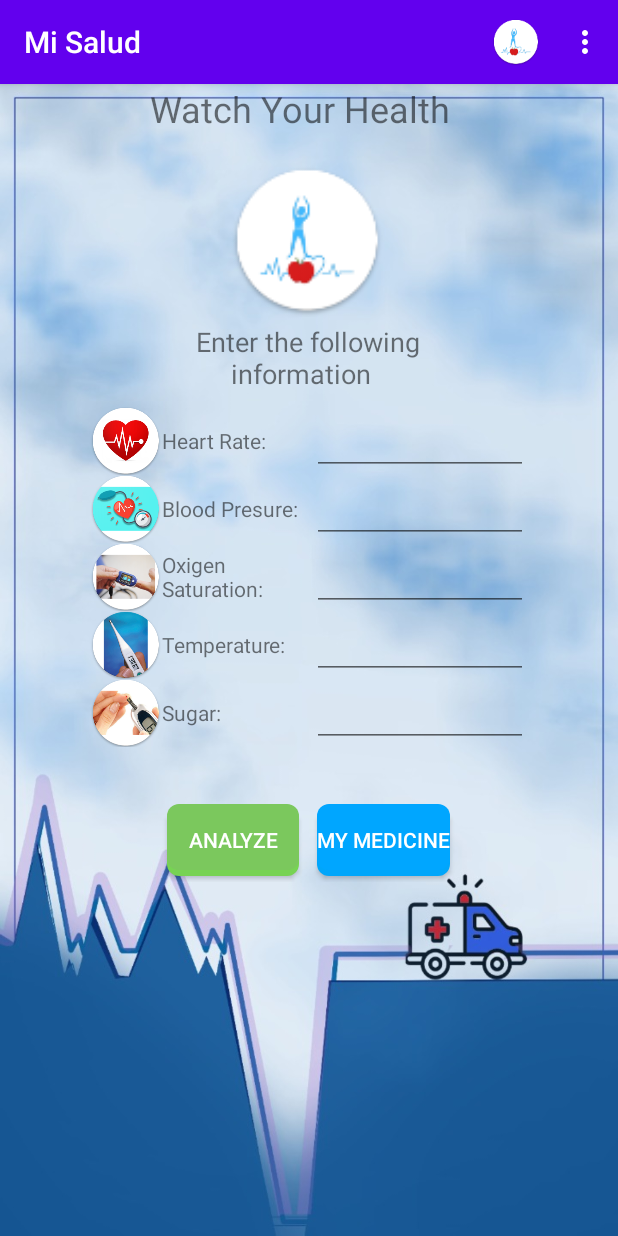
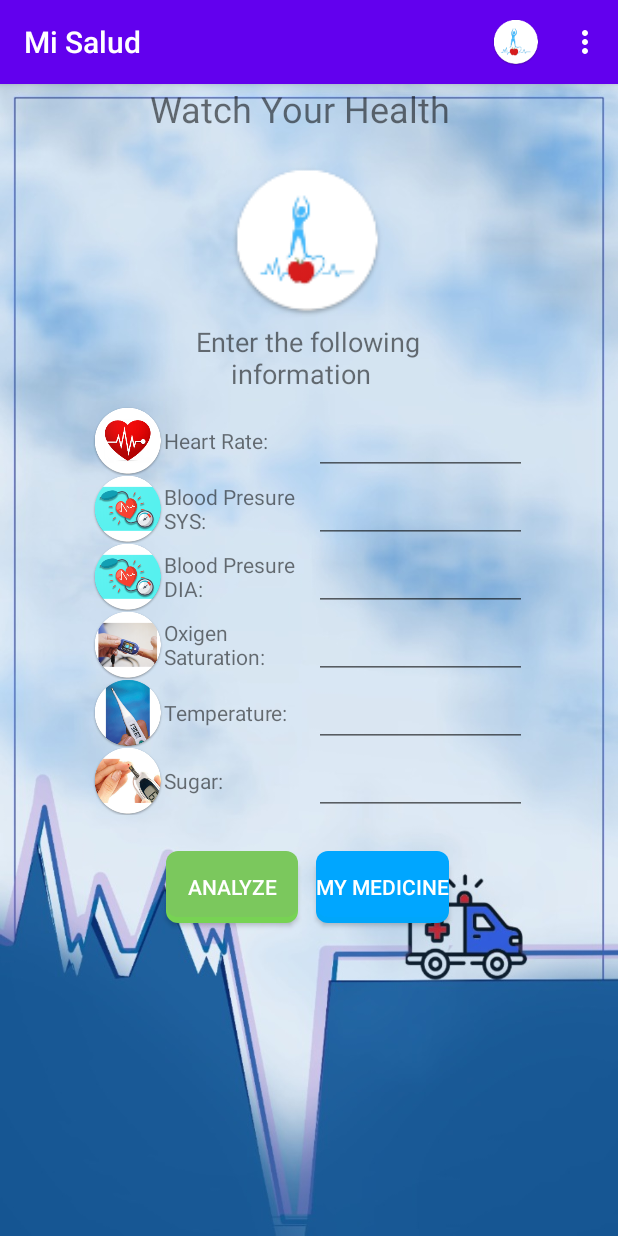
Before and after one commit to ISCOUTB/misalud, an Android app: the MainActivity screen opened directly, with no data from a screen before it, on a phone screen of 412 x 824 dp. Run offline under Robolectric (Android 15) with nearby library versions, the phone set to English and light mode, and no system bars; our stand-ins replace Firebase (no records; nobody signed in at launch, a user with empty details on screens opened directly).

Commit message:
25-05-2020
Mejoras en los resultas
Preguntas para hacer mas preciso los resultados

```diff
--- a/app/build.gradle
+++ b/app/build.gradle
@@ -30,6 +30,7 @@ dependencies {
     implementation 'com.google.firebase:firebase-database:19.2.1'
     implementation 'com.google.firebase:firebase-auth:19.3.0'
     implementation 'androidx.appcompat:appcompat:1.0.2'
+    implementation 'com.google.code.gson:gson:2.7'
     implementation 'androidx.constraintlayout:constraintlayout:1.1.3'
     implementation 'com.google.android.material:material:1.0.0'
     implementation 'androidx.annotation:annotation:1.1.0'
--- a/app/src/main/AndroidManifest.xml
+++ b/app/src/main/AndroidManifest.xml
@@ -27,6 +27,7 @@
         <activity android:name=".Alarm" />
         <activity android:name=".MainActivity" />
         <activity android:name=".Login">
+
             <intent-filter>
                 <action android:name="android.intent.action.MAIN" />
 
--- a/app/src/main/java/com/prospect/health/MainActivity.java
+++ b/app/src/main/java/com/prospect/health/MainActivity.java
@@ -3,6 +3,8 @@ package com.prospect.health;
 import androidx.annotation.NonNull;
 import androidx.appcompat.app.AppCompatActivity;
 
+import android.app.AlertDialog;
+import android.content.DialogInterface;
 import android.content.Intent;
 import android.graphics.Color;
 import android.os.Bundle;
@@ -31,16 +33,20 @@ import com.google.firebase.auth.FirebaseAuth;
 import com.google.firebase.database.DatabaseReference;
 import com.google.firebase.database.FirebaseDatabase;
 
+import java.util.ArrayList;
+import java.util.Arrays;
 import java.util.Calendar;
 import java.util.Date;
 import java.util.GregorianCalendar;
 import java.util.HashMap;
+import java.util.List;
 import java.util.Map;
 
 public class MainActivity extends AppCompatActivity implements GoogleApiClient.OnConnectionFailedListener {
 
     private EditText mEditTextRate;
     private EditText mEditTextPresure;
+    private EditText mEditTextPresure1;
     private EditText mEditTextSaturation;
     private EditText mEditTextTemperature;
     private EditText mEditTextSugar;
@@ -53,12 +59,21 @@ public class MainActivity extends AppCompatActivity implements GoogleApiClient.O
     //Variables
     public static String rate="";
     public static String presure="";
+    public static String presure1="";
     public static String saturation="";
     public static String temperature="";
     public static String sugar="";
     private GoogleApiClient googleApiClient;
     public static String date1;
-    public static String dato="00";
+    public static String dato=null;
+
+
+    boolean cancel = false;
+    List<String> ask = new ArrayList<String>(Arrays.asList("¿Ha hecho ejercicio los ultimos 10 minutos?",
+            "¿Sufre de alguna enfermedad cardiaca o de azucar?","¿Se desperto hace 10 minutos?",
+            "¿Ha desayunado?", "¿ha comido hace dos horas o mas?"));
+    public static List<Integer> askint = new ArrayList<>();
+    int i=0;
 
     @Override
     protected void onCreate(Bundle savedInstanceState) {
@@ -81,6 +96,7 @@ public class MainActivity extends AppCompatActivity implements GoogleApiClient.O
 
         mEditTextRate = (EditText) findViewById(R.id.editRate);
         mEditTextPresure = (EditText) findViewById(R.id.editPressure);
+        mEditTextPresure1 = (EditText) findViewById(R.id.editPressure1);
         mEditTextSaturation = (EditText) findViewById(R.id.editSaturation);
         mEditTextTemperature = (EditText) findViewById(R.id.editTemperature);
         mEditTextSugar = (EditText) findViewById(R.id.editSugar);
@@ -88,35 +104,66 @@ public class MainActivity extends AppCompatActivity implements GoogleApiClient.O
 
         database = FirebaseDatabase.getInstance();
         mDatabase = database.getReference("Usuario/"+id+"/datosVitales/"+date1);
-
+        boolean tem=false;
         mButtonAnalyze.setOnClickListener(new View.OnClickListener(){
             @Override
 
             public void onClick(View view){
-
-                rate = ( mEditTextRate.getText() != null)?mEditTextRate.getText().toString():dato;
-                presure = ( mEditTextPresure.getText() != null)? mEditTextPresure.getText().toString(): dato;
-                saturation = ( mEditTextSaturation.getText() != null)? mEditTextSaturation.getText().toString():dato;
-                temperature = ( mEditTextTemperature.getText() != null)? mEditTextTemperature.getText().toString():dato;
-                sugar = ( mEditTextSugar.getText() != null)? mEditTextSugar.getText().toString():dato;
-                saveData();
-                //mButtonAnalyze.setBackgroundColor(Color.RED);
+                if(cancel){cancel=false;}
+                ModalAsk(ask.get(i));
             }
         });
-
-
-
+    }
+    private void ModalAsk(final String dato){
+        AlertDialog.Builder builder = new AlertDialog.Builder(MainActivity.this, R.style.Theme_AppCompat_DayNight_Dialog);
+        builder.setTitle("Preguntas");
+        builder.setMessage(dato)
+                .setPositiveButton("Sí", new DialogInterface.OnClickListener() {
+                    @Override
+                    public void onClick(DialogInterface dialog, int which) {
+                        askint.add(1);
+                        terminar();
+                        ModalAsk(ask.get(i));
+                    }
+                })
+                .setNeutralButton("No", new DialogInterface.OnClickListener() {
+                    @Override
+                    public void onClick(DialogInterface dialog, int which) {
+                        askint.add(0);
+                        terminar();
+                        ModalAsk(ask.get(i));
+                    }
+                });
+        if(!cancel){
+            builder.show();
+            i++;
+        }
     }
 
-    private void notifi(){
-        Toast.makeText(MainActivity.this, "Por favor llene todos los campos", Toast.LENGTH_SHORT).show();
+    private void terminar(){
+        if(i==5){
+            cancel = true;
+            i=0;
+            proceso();
+        }
+    }
+    private void proceso(){
+        rate = ( mEditTextRate.getText() != null)?mEditTextRate.getText().toString():dato;
+        presure = ( mEditTextPresure.getText() != null)? mEditTextPresure.getText().toString(): dato;
+        presure1 = ( mEditTextPresure1.getText() != null)? mEditTextPresure1.getText().toString(): dato;
+        saturation = ( mEditTextSaturation.getText() != null)? mEditTextSaturation.getText().toString():dato;
+        temperature = ( mEditTextTemperature.getText() != null)? mEditTextTemperature.getText().toString():dato;
+        sugar = ( mEditTextSugar.getText() != null)? mEditTextSugar.getText().toString():dato;
+        saveData();
+        //mButtonAnalyze.setBackgroundColor(Color.RED);
     }
 
     //Almacenar datos
     private void saveData(){
         Map<String, Object> map = new HashMap<>();
         map.put( "Heart Rate", rate);
-        map.put("Blood Presure", presure);
+        map.put("Blood Presure Sistólica", presure);
+        map.put("Blood Presure Diastólica ", presure1);
         map.put( "Oxigen Saturation", saturation);
         map.put( "Temperature", temperature);
         map.put( "Sugar", sugar);
--- a/app/src/main/res/layout/activity_main.xml
+++ b/app/src/main/res/layout/activity_main.xml
@@ -61,8 +61,8 @@
             android:contentDescription="@string/todo" />
 
         <LinearLayout
-            android:layout_width="292dp"
-            android:layout_height="261dp"
+            android:layout_width="290dp"
+            android:layout_height="288dp"
             android:layout_marginTop="8dp"
             android:orientation="horizontal"
             app:layout_constraintBottom_toTopOf="@+id/linearLayout5"
@@ -92,6 +92,15 @@
                     android:drawableLeft="@mipmap/blood"
                     android:gravity="start|center"
                     android:text="@string/blood_pressure" />
+
+                <TextView
+                    android:id="@+id/textPressure2"
+                    android:layout_width="match_parent"
+                    android:layout_height="45dp"
+                    android:drawableStart="@mipmap/blood"
+                    android:drawableLeft="@mipmap/blood"
+                    android:gravity="start|center"
+                    android:text="@string/blood_pressure1" />
 
                 <TextView
                     android:id="@+id/textSaturaciontion"
@@ -149,6 +158,17 @@
                     tools:targetApi="o" />
 
                 <EditText
+                    android:id="@+id/editPressure1"
+                    android:layout_width="match_parent"
+                    android:layout_height="wrap_content"
+                    android:autofillHints=""
+                    android:ems="10"
+                    android:gravity="center|center_vertical"
+                    android:inputType="number"
+                    tools:ignore="LabelFor"
+                    tools:targetApi="o" />
+
+                <EditText
                     android:id="@+id/editSaturation"
                     android:layout_width="match_parent"
                     android:layout_height="wrap_content"
@@ -187,13 +207,13 @@
 
         <LinearLayout
             android:id="@+id/linearLayout5"
-            android:layout_width="324dp"
-            android:layout_height="55dp"
-            android:layout_marginBottom="28dp"
+            android:layout_width="408dp"
+            android:layout_height="64dp"
             android:gravity="center|center_vertical"
             android:orientation="horizontal"
             app:layout_constraintBottom_toBottomOf="parent"
             app:layout_constraintEnd_toEndOf="parent"
+            app:layout_constraintHorizontal_bias="0.321"
             app:layout_constraintStart_toStartOf="parent">
 
             <!--android:backgroundTint="#77D353"-->
@@ -204,7 +224,6 @@
                 android:layout_width="wrap_content"
                 android:layout_height="wrap_content"
                 android:background="@drawable/bk_boton_plano"
-                android:onClick="results"
                 android:text="@string/analyze"
                 android:textColor="@android:color/white" />
 
--- a/app/src/main/res/layout/activity_results.xml
+++ b/app/src/main/res/layout/activity_results.xml
@@ -40,7 +40,7 @@
                     android:layout_height="60dp"
                     android:drawableLeft="@mipmap/blood"
                     android:gravity="center_vertical"
-                    android:text="@string/blood_pressure"
+                    android:text="@string/blood_pressure2"
                     android:textSize="18sp" />
 
                 <TextView
--- a/app/src/main/res/values/strings.xml
+++ b/app/src/main/res/values/strings.xml
@@ -4,7 +4,9 @@
     <string name="todo"></string>
     <string name="enter_the_following_information"><![CDATA[Enter the following information  ]]></string>
     <string name="heart_rate">Heart Rate:</string>
-    <string name="blood_pressure">Blood Presure:</string>
+    <string name="blood_pressure">Blood Presure SYS:</string>
+    <string name="blood_pressure1">Blood Presure DIA:</string>
+    <string name="blood_pressure2">Blood Presure:</string>
     <string name="oxigen_saturation">Oxigen Saturation:</string>
     <string name="temperature">Temperature:</string>
     <string name="sugar">Sugar:</string>
@@ -64,4 +66,7 @@
     <string name="buttonMas">+</string>
     <string name="login">Login</string>
     <string name="aceptar">aceptar</string>
+
+    <string name="si">Sí</string>
+    <string name="no">No</string>
 </resources>
```
Also changed, not shown: app/src/main/java/com/prospect/health/Profile.java (+15 -19 lines), app/src/main/java/com/prospect/health/Results.java (+93 -42 lines).
